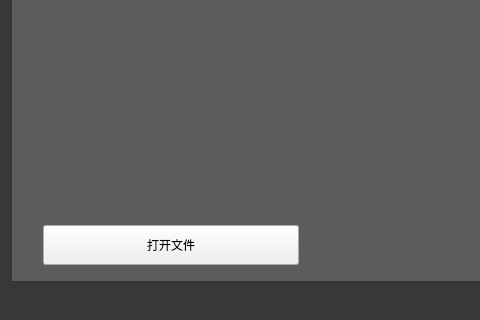
Old version of the form mainwindow.ui in the repository charon-cheung/QSketch; both pictures show x 0 to 480 and y 265 to 585 of the 733 by 585 pixel window.
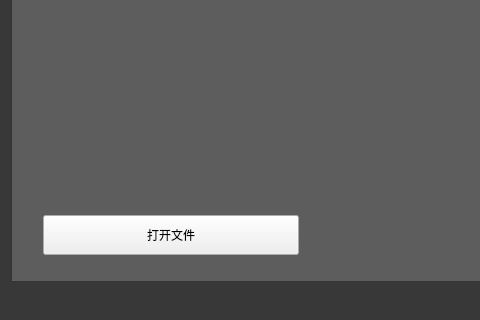
New version of the form. Icons and pictures are not drawn. Custom widgets are drawn as their Qt base class.

Patch:
```diff
--- a/mainwindow.ui
+++ b/mainwindow.ui
@@ -484,7 +484,7 @@
          <widget class="Clock" name="clock" native="true">
           <property name="geometry">
            <rect>
-            <x>360</x>
+            <x>390</x>
             <y>60</y>
             <width>256</width>
             <height>256</height>
@@ -495,14 +495,14 @@
           <property name="geometry">
            <rect>
             <x>20</x>
-            <y>70</y>
+            <y>40</y>
             <width>278</width>
-            <height>292</height>
+            <height>312</height>
            </rect>
           </property>
           <layout class="QVBoxLayout" name="verticalLayout_2">
            <property name="spacing">
-            <number>50</number>
+            <number>70</number>
            </property>
            <item>
             <widget class="QPushButton" name="startBtn">
```
